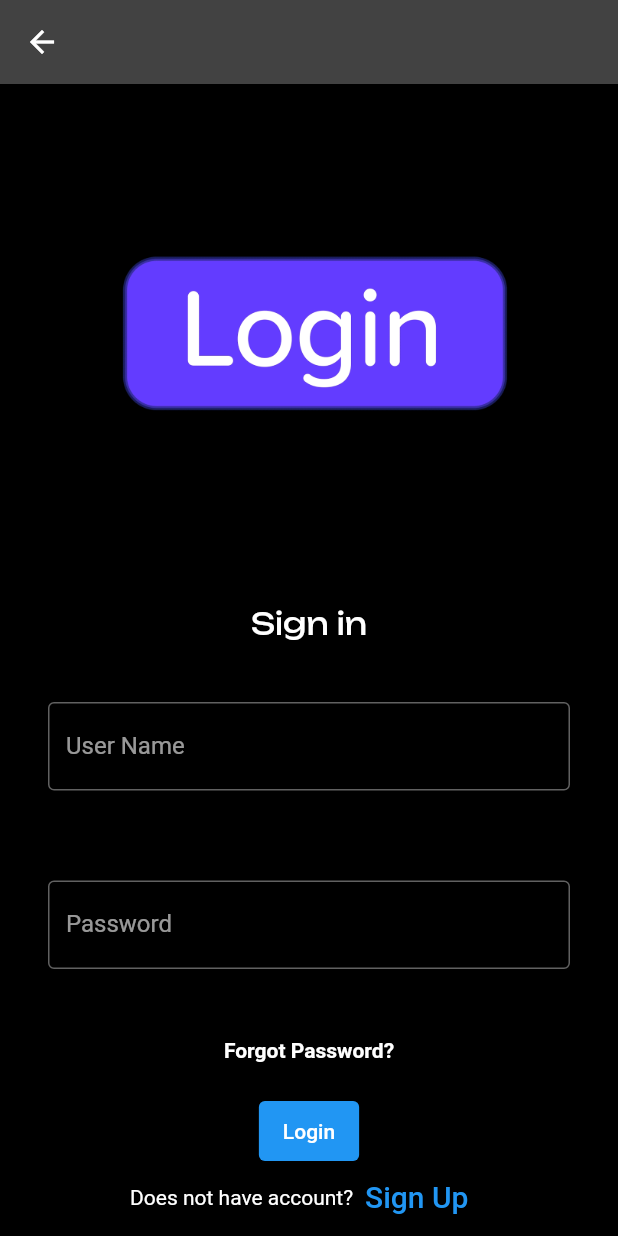
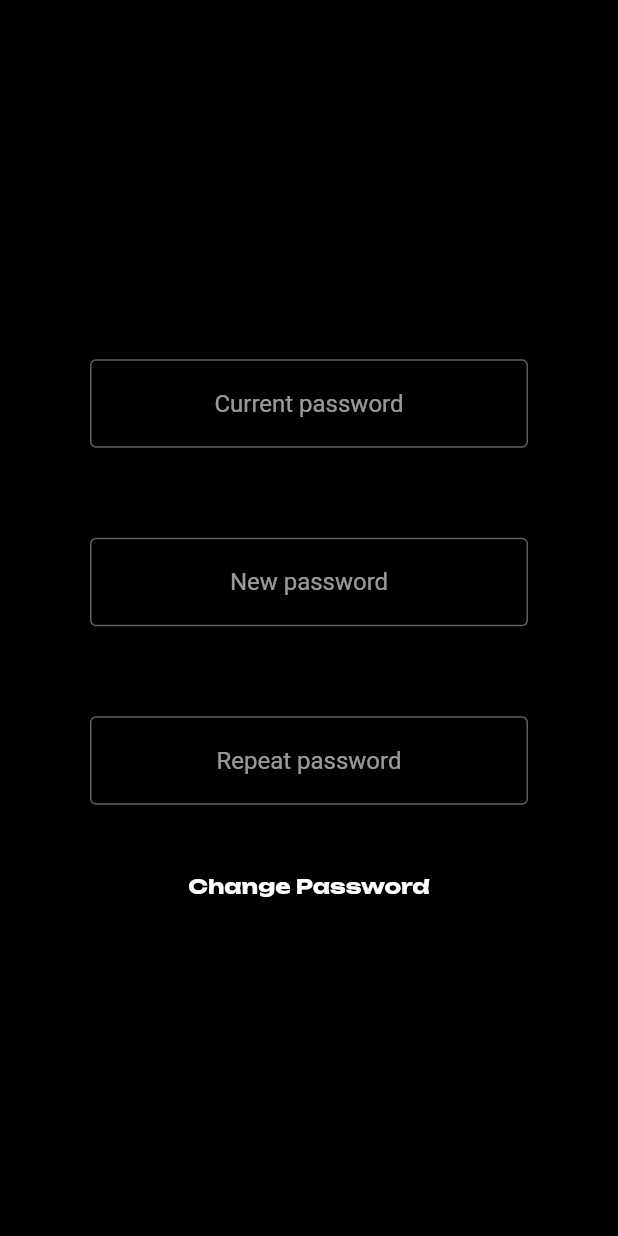
Before and after one commit to samridhi07/chatapp, a Flutter app: the LoginScreen screen opened by its route, after a tap on "Forgot Password?", on a phone screen of 412 x 824 dp. Run offline on Flutter 3.47's test engine with Material 2 defaults, Android fonts, the phone set to English and light mode, and no system bars; our stand-ins replace cloud_firestore, firebase_auth, firebase_core, flutter_spinkit, geolocator; accounts and stored records are empty.

Commit message:
changes done

```diff
--- /dev/null
+++ b/lib/screens/forgot_screen.dart
@@ -0,0 +1,123 @@
+import 'package:chatapp/screens/login_screen.dart';
+import 'package:flutter/material.dart';
+
+class ForgotScreen extends StatefulWidget {
+  final String id='forgot_screen';
+  @override
+  State<ForgotScreen> createState() => _ForgotScreenState();
+}
+
+class _ForgotScreenState extends State<ForgotScreen> {
+  @override
+  Widget build(BuildContext context) {
+    return Scaffold(
+      backgroundColor: Colors.black,
+     body: Padding(
+       padding: EdgeInsets.all(30),
+       child: Expanded(
+         child: Column(
+           mainAxisAlignment: MainAxisAlignment.center,
+           crossAxisAlignment: CrossAxisAlignment.center,
+           children: <Widget>[
+             Container(
+               padding: EdgeInsets.all(30),
+               child: TextField(
+                 textAlign: TextAlign.center,
+                 decoration: InputDecoration(
+                   border: OutlineInputBorder(),
+                   hintText: 'Current password',
+                 ),
+               ),
+             ),
+             Container(
+               padding: EdgeInsets.all(30.0),
+               child: TextField(
+                 textAlign: TextAlign.center,
+                 // onChanged: (value) {
+                 //   password = value;
+                 // },
+                 obscureText: true,
+                 // controller: passwordController,
+                 decoration: const InputDecoration(
+                   border: OutlineInputBorder(),
+                   hintText: 'New password',
+                 ),
+               ),
+             ),
+             Container(
+               padding: EdgeInsets.all(30),
+               child: TextField(
+                 textAlign: TextAlign.center,
+                 obscureText: true,
+                   cursorColor: Colors.white,
+                    decoration: InputDecoration(
+                      border: OutlineInputBorder(),
+                    //InputDecoration(
+                   //   border: OutlineInputBorder(
+                   //   ),
+                     hintText: 'Repeat password',
+                   ),
+               ),
+             ),
+             TextButton(
+               onPressed: () {
+                 Navigator.push(context, MaterialPageRoute(builder: (context) => LoginScreen()));
+                 //forgot password screen
+               },
+               child: Text(
+                 'Change Password',
+                 style: TextStyle(
+                     color: Colors.white,
+                     fontFamily: 'Unbounded',
+                     fontWeight: FontWeight.bold
+                 )
+                 ,
+               ),
+             ),
+             // Container(
+             //   height: 50,
+             //   padding: const EdgeInsets.fromLTRB(10, 10, 10, 0),
+             //   child: ElevatedButton(
+             //       child: Text('Login',
+             //         // style: TextStyle(
+             //         //     color: Colors.green.shade400),
+             //       ),
+             //       onPressed: () async {
+             //         try {
+             //           final user = await _auth.signInWithEmailAndPassword(
+             //               email: email!, password: password!);
+             //           if (user != null) {
+             //             Navigator.pushNamed(context, ChatScreen.id);
+             //           }
+             //
+             //           setState(() {
+             //           });
+             //         } catch (e) {
+             //           print(e);
+             //         }
+             //       }
+             //   ),
+             // ),
+           //   Row(
+           //     children: <Widget>[
+           //       //if the user does not have aa account then -> move to registration screen
+           //       const Text('Does not have account?'),
+           //       TextButton(
+           //         child: const Text(
+           //           'Sign Up ',
+           //           style: TextStyle(fontSize: 20),
+           //         ),
+           //         onPressed: () {
+           //           Navigator.push(context, MaterialPageRoute(
+           //               builder: (context) => RegistrationScreen()));
+           //         },
+           //       )
+           //     ],
+           //     mainAxisAlignment: MainAxisAlignment.center,
+           //   ),
+           // ],
+      ],
+         ),),),
+    );
+  }
+}
--- a/lib/screens/login_screen.dart
+++ b/lib/screens/login_screen.dart
@@ -3,7 +3,7 @@ import 'package:flutter/material.dart';
 import 'package:chatapp/screens/chat_screen.dart';
 import 'registration_screen.dart';
 import 'package:firebase_auth/firebase_auth.dart';
-
+import 'package:chatapp/screens/forgot_screen.dart';
 class LoginScreen extends StatefulWidget {
   static const String id = 'login_screen';
 
@@ -31,7 +31,6 @@ class _LoginScreenState extends State<LoginScreen> {
 }
 
 class wid extends StatefulWidget {
-  const wid({Key? key}) : super(key: key);
 
   @override
   State<wid> createState() => _widState();
@@ -47,7 +46,6 @@ class _widState extends State<wid> {
     final _auth = FirebaseAuth.instance;
     String? email;
     String? password;
-    bool showSpinner = true;
     return Padding(
 
       padding: const EdgeInsets.all(2),
@@ -115,6 +113,7 @@ class _widState extends State<wid> {
             ),
             TextButton(
               onPressed: () {
+                Navigator.push(context, MaterialPageRoute(builder: (context) => ForgotScreen()));
                 //forgot password screen
               },
               child: Text(
@@ -143,11 +142,10 @@ class _widState extends State<wid> {
                       }
 
                       setState(() {
-                        showSpinner = false;
                       });
                     } catch (e) {
                       print(e);
-                    };
+                    }
                   }
               ),
             ),
```
